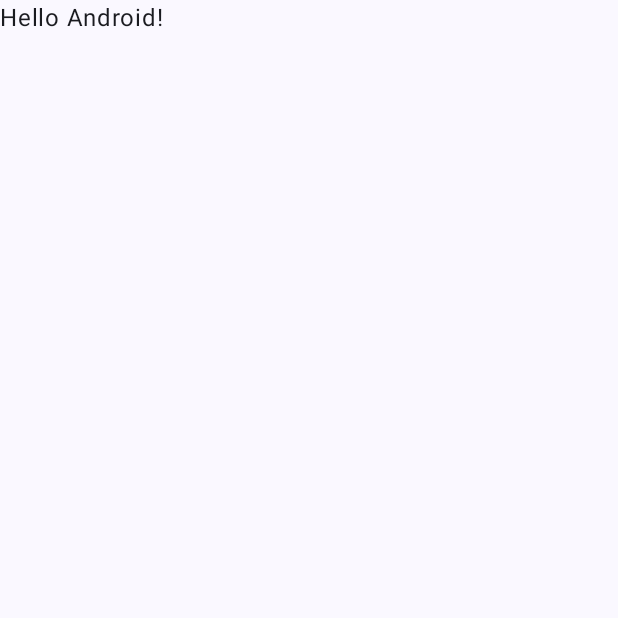
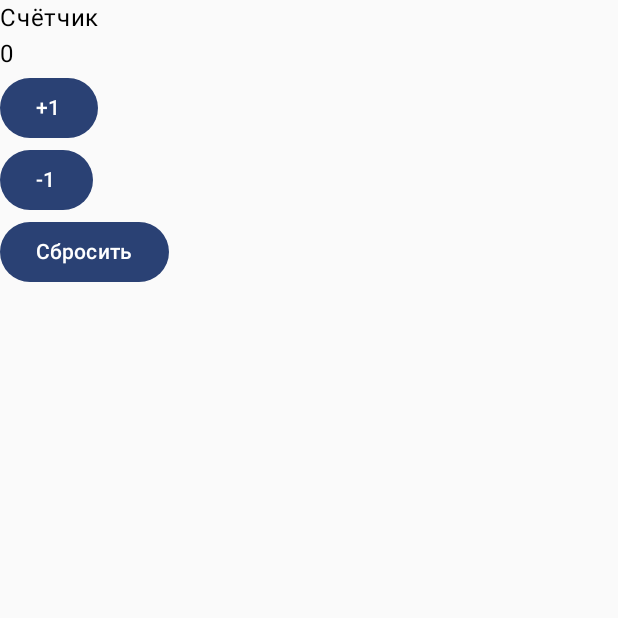
Before and after one commit to bayaana/task2_v01, an Android app built with Jetpack Compose: the screen it shows after launch (MainActivity), on a phone screen of 412 x 824 dp, the top half of it. Before the commit the part shown is almost empty. Run offline under Robolectric (Android 15) with nearby library versions, the phone set to English and light mode, and no system bars.

Commit message:
Implement counter functionality

```diff
--- a/app/src/main/java/com/example/task2_v01/MainActivity.kt
+++ b/app/src/main/java/com/example/task2_v01/MainActivity.kt
@@ -4,13 +4,16 @@ import android.os.Bundle
 import androidx.activity.ComponentActivity
 import androidx.activity.compose.setContent
 import androidx.activity.enableEdgeToEdge
-import androidx.compose.foundation.layout.fillMaxSize
-import androidx.compose.foundation.layout.padding
-import androidx.compose.material3.Scaffold
+import androidx.compose.foundation.layout.Column
+import androidx.compose.material3.Button
 import androidx.compose.material3.Text
 import androidx.compose.runtime.Composable
-import androidx.compose.ui.Modifier
+import androidx.compose.runtime.remember
 import androidx.compose.ui.tooling.preview.Preview
+import androidx.compose.runtime.mutableIntStateOf
+import androidx.compose.runtime.getValue
+import androidx.compose.runtime.mutableStateOf
+import androidx.compose.runtime.setValue
 import com.example.task2_v01.ui.theme.Task2_v01Theme
 
 class MainActivity : ComponentActivity() {
@@ -19,29 +22,57 @@ class MainActivity : ComponentActivity() {
         enableEdgeToEdge()
         setContent {
             Task2_v01Theme {
-                Scaffold(modifier = Modifier.fillMaxSize()) { innerPadding ->
-                    Greeting(
-                        name = "Android",
-                        modifier = Modifier.padding(innerPadding)
-                    )
-                }
+                CounterScreen()
             }
         }
     }
 }
 
 @Composable
-fun Greeting(name: String, modifier: Modifier = Modifier) {
-    Text(
-        text = "Hello $name!",
-        modifier = modifier
-    )
+fun CounterScreen() {
+    var count by remember {
+        mutableIntStateOf(0)
+    }
+    Column {
+        Text("Счётчик")
+        Text("$count")
+        Button(
+            onClick = {
+                if (count < 10) {
+                    count++
+                }
+            }
+        ) {
+            Text("+1")
+        }
+        Button(
+            onClick = {
+                if (count > 0) {
+                    count--
+                }
+            }
+        ) {
+            Text("-1")
+        }
+        Button(
+            onClick = {
+                count = 0
+            }
+        ) {
+            Text("Сбросить")
+        }
+        if (count == 10) {
+            Text (
+                text="Максимум достигнут"
+            )
+        }
+    }
 }
 
 @Preview(showBackground = true)
 @Composable
 fun GreetingPreview() {
     Task2_v01Theme {
-        Greeting("Android")
+        CounterScreen()
     }
 }
```
